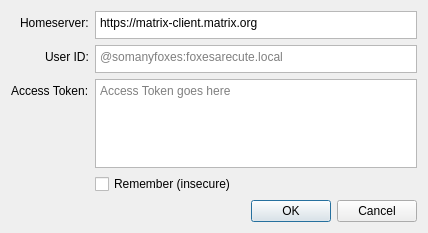
The window that ui/login_dialog.ui (SharkyRawr/matrix-changemyname) describes before a commit, drawn with Qt 5.
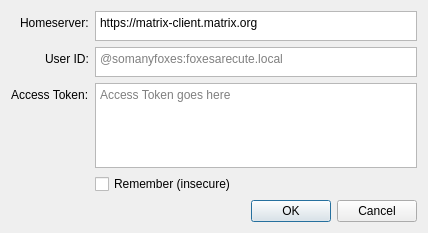
The same window after the commit.

Commit message: playing around with layout min-sizes, trying to find a good value

Patch:
```diff
--- a/ui/login_dialog.ui
+++ b/ui/login_dialog.ui
@@ -38,7 +38,7 @@
      <property name="minimumSize">
       <size>
        <width>0</width>
-       <height>28</height>
+       <height>30</height>
       </size>
      </property>
      <property name="maximumSize">
@@ -47,6 +47,9 @@
        <height>24</height>
       </size>
      </property>
+     <property name="verticalScrollBarPolicy">
+      <enum>Qt::ScrollBarAlwaysOff</enum>
+     </property>
      <property name="tabChangesFocus">
       <bool>true</bool>
      </property>
@@ -73,7 +76,7 @@
      <property name="minimumSize">
       <size>
        <width>0</width>
-       <height>28</height>
+       <height>30</height>
       </size>
      </property>
      <property name="tabChangesFocus">
@@ -115,7 +118,7 @@
      <property name="minimumSize">
       <size>
        <width>0</width>
-       <height>28</height>
+       <height>30</height>
       </size>
      </property>
      <property name="maximumSize">
@@ -124,6 +127,9 @@
        <height>24</height>
       </size>
      </property>
+     <property name="verticalScrollBarPolicy">
+      <enum>Qt::ScrollBarAlwaysOff</enum>
+     </property>
      <property name="tabChangesFocus">
       <bool>true</bool>
      </property>
```
The commit also changes 1 other file.
